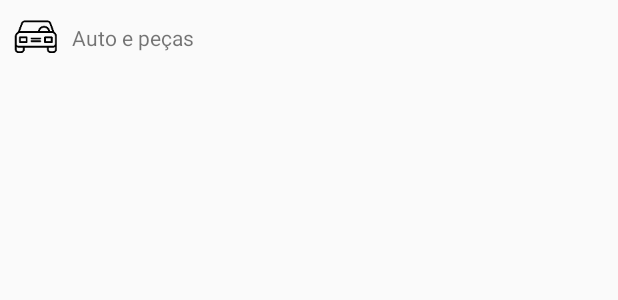
After one commit to jailsonsilvajr/olx-clone, an Android app: the layout layout_listview_category.xml on its own in the app's theme, with its tools: preview values and no code run, on a phone screen of 412 x 824 dp. The commit adds this screen. Shown: the top 300 px of the screen. Run offline under Robolectric (Android 15) with nearby library versions, the phone set to English and light mode, and no system bars.

Commit message:
criando o adpter da listview de categorias e o layout dessa listview

```diff
--- /dev/null
+++ b/app/src/main/res/layout/layout_listview_category.xml
@@ -0,0 +1,23 @@
+<?xml version="1.0" encoding="utf-8"?>
+<LinearLayout
+    xmlns:android="http://schemas.android.com/apk/res/android"
+    android:layout_width="match_parent"
+    android:layout_height="50dp"
+    android:padding="8dp">
+
+    <ImageView
+        android:id="@+id/imageView_category"
+        android:layout_width="32dp"
+        android:layout_height="32dp"
+        android:layout_gravity="center_vertical"
+        android:src="@mipmap/ic_category_car"/>
+
+    <TextView
+        android:id="@+id/textView_category"
+        android:layout_width="match_parent"
+        android:layout_height="match_parent"
+        android:layout_marginLeft="8dp"
+        android:gravity="center_vertical"
+        android:text="Auto e peças"/>
+
+</LinearLayout>
```
Also changed, not shown: app/src/main/java/com/example/olxclone/util/AdapterListViewCategory.java (added, +96 -0 lines), app/src/main/java/com/example/olxclone/CategoryActivity.java (line endings or trailing spaces).
